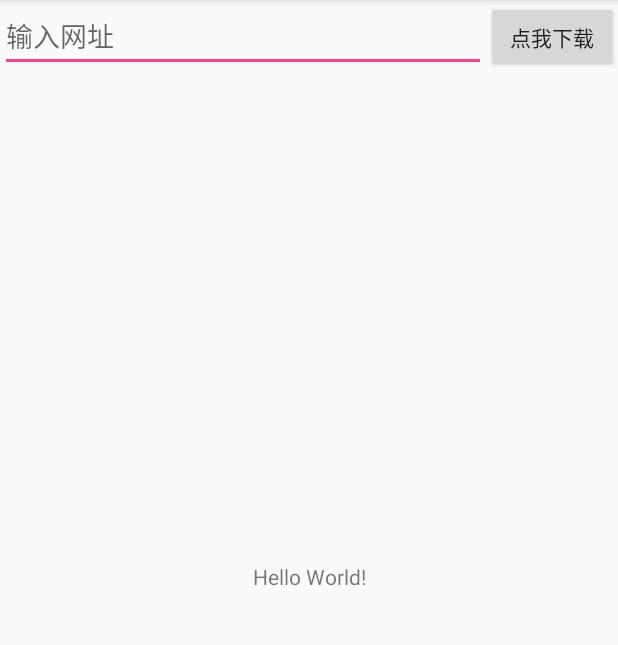
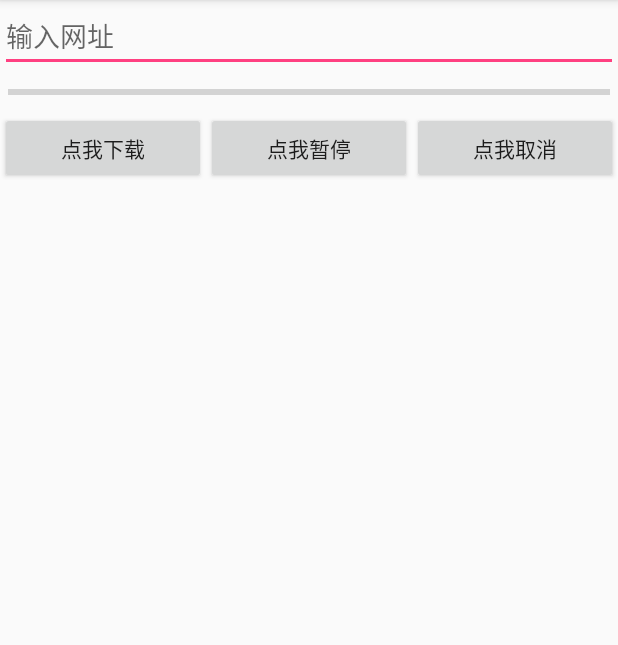
Before and after one commit to fenghaha/FileDownloader, an Android app: the screen it shows after launch (MainActivity), on a phone screen of 412 x 824 dp, the part 84-729 px from its top. Run offline under Robolectric (Android 15) with nearby library versions, the phone set to English and light mode, and no system bars.

Commit message:
bug  fixes

```diff
--- a/demo/src/main/java/com/fenghaha/filedownloader/MainActivity.java
+++ b/demo/src/main/java/com/fenghaha/filedownloader/MainActivity.java
@@ -10,14 +10,20 @@ import android.support.v4.content.ContextCompat;
 import android.support.v7.app.AppCompatActivity;
 import android.os.Bundle;
 import android.util.Log;
+import android.view.View;
 import android.widget.Button;
 import android.widget.EditText;
+import android.widget.ProgressBar;
 import android.widget.Toast;
 
 import com.fenghaha.downloader.DownloadCallback;
 import com.fenghaha.downloader.DownloadTask;
 
-public class MainActivity extends AppCompatActivity {
+public class MainActivity extends AppCompatActivity implements View.OnClickListener {
+    private ProgressBar progressBar;
+    private EditText editText;
+    private Button pause;
+    private DownloadTask task;
     private String saveFilePath = Environment.getExternalStoragePublicDirectory(Environment.DIRECTORY_DOWNLOADS).getPath();
     private static final String TAG = "MainActivity";
 
@@ -32,14 +38,18 @@ public class MainActivity extends AppCompatActivity {
     }
 
     private void bindViews() {
-        Button button = findViewById(R.id.bt_download);
-        EditText editText = findViewById(R.id.et_url);
-        button.setOnClickListener(v -> download(editText.getText().toString()));
-
+        Button download = findViewById(R.id.bt_download);
+        pause = findViewById(R.id.bt_pause);
+        Button cancel = findViewById(R.id.bt_cancel);
+        editText = findViewById(R.id.et_url);
+        progressBar = findViewById(R.id.pb_01);
+        pause.setOnClickListener(this);
+        cancel.setOnClickListener(this);
+        download.setOnClickListener(this);
     }
 
     private void download(String url) {
-        DownloadTask task = new DownloadTask.TaskBuilder()
+        task = new DownloadTask.TaskBuilder()
                 .url(url)
                 .path(saveFilePath)
                 .threadCount(3)
@@ -51,7 +61,8 @@ public class MainActivity extends AppCompatActivity {
 
                     @Override
                     public void onProcess(long total, long current, float speed, int percent) {
-                        Log.d(TAG, "总共: " + total/1024+"kb  " + "下载了: " + current/1024+"kb  " + "速度: " + speed/1024+"kb/s  "  + "百分比: " + percent+"%");
+                        progressBar.setProgress(percent);
+                        Log.d(TAG, "总共: " + total / 1024 + "kb  " + "下载了: " + current / 1024 + "kb  " + "速度: " + speed / 1024 + "kb/s  " + "百分比: " + percent + "%");
                     }
 
                     @Override
@@ -85,4 +96,24 @@ public class MainActivity extends AppCompatActivity {
         }
     }
 
+    @Override
+    public void onClick(View v) {
+        switch (v.getId()) {
+            case R.id.bt_download:
+                download(editText.getText().toString());
+                break;
+            case R.id.bt_pause:
+                if (task.isPause()) {
+                    pause.setText("点我暂停");
+                    task.restart();
+                } else{
+                    task.pause();
+                    pause.setText("点我继续");
+                }
+                break;
+            case R.id.bt_cancel:
+                task.cancel();
+                break;
+        }
+    }
 }
--- a/demo/src/main/res/layout/activity_main.xml
+++ b/demo/src/main/res/layout/activity_main.xml
@@ -1,34 +1,50 @@
 <?xml version="1.0" encoding="utf-8"?>
-<android.support.constraint.ConstraintLayout xmlns:android="http://schemas.android.com/apk/res/android"
+<LinearLayout xmlns:android="http://schemas.android.com/apk/res/android"
     xmlns:app="http://schemas.android.com/apk/res-auto"
     xmlns:tools="http://schemas.android.com/tools"
     android:layout_width="match_parent"
     android:layout_height="match_parent"
+    android:orientation="vertical"
     tools:context=".MainActivity">
+
+    <EditText
+        android:id="@+id/et_url"
+        android:layout_width="match_parent"
+        android:layout_height="wrap_content"
+
+        android:hint="输入网址" />
+    <ProgressBar
+        android:id="@+id/pb_01"
+        android:layout_margin="5dp"
+        style="?android:attr/progressBarStyleHorizontal"
+        android:layout_width="match_parent"
+        android:layout_height="wrap_content"/>
     <LinearLayout
         android:layout_width="match_parent"
-        android:layout_height="match_parent"
+        android:layout_height="wrap_content"
         android:orientation="horizontal">
-        <EditText
-            android:id="@+id/et_url"
-            android:layout_weight="1"
+
+        <Button
+            android:id="@+id/bt_download"
             android:layout_width="0dp"
             android:layout_height="wrap_content"
-            android:hint="输入网址"/>
+            android:layout_weight="1"
+            android:text="点我下载" />
+
         <Button
-            android:id="@+id/bt_download"
-            android:layout_width="wrap_content"
+            android:id="@+id/bt_pause"
+            android:layout_width="0dp"
             android:layout_height="wrap_content"
-            android:text="点我下载"/>
+            android:layout_weight="1"
+            android:text="点我暂停" />
+
+        <Button
+            android:id="@+id/bt_cancel"
+            android:layout_width="0dp"
+            android:layout_height="wrap_content"
+            android:layout_weight="1"
+            android:text="点我取消" />
     </LinearLayout>
 
-    <TextView
-        android:layout_width="wrap_content"
-        android:layout_height="wrap_content"
-        android:text="Hello World!"
-        app:layout_constraintBottom_toBottomOf="parent"
-        app:layout_constraintLeft_toLeftOf="parent"
-        app:layout_constraintRight_toRightOf="parent"
-        app:layout_constraintTop_toTopOf="parent" />
 
-</android.support.constraint.ConstraintLayout>
+</LinearLayout>
--- a/downloader/src/main/java/com/fenghaha/downloader/DownloadManager.java
+++ b/downloader/src/main/java/com/fenghaha/downloader/DownloadManager.java
@@ -49,7 +49,8 @@ public class DownloadManager {
 
     void startOneTask(final DownloadTask task, final DownloadCallback callback) {
         threadPool.execute(() -> {
-            task.prepare();
+            if (!task.isPause())
+                task.prepare();
             for (DownloadRunnable runnable :
                     task.getRunnableList()) {
                 threadPool.execute(runnable);
```
Also changed, not shown: downloader/src/main/java/com/fenghaha/downloader/DownloadRunnable.java (+38 -2 lines), downloader/src/main/java/com/fenghaha/downloader/DownloadTask.java (+55 -19 lines).
